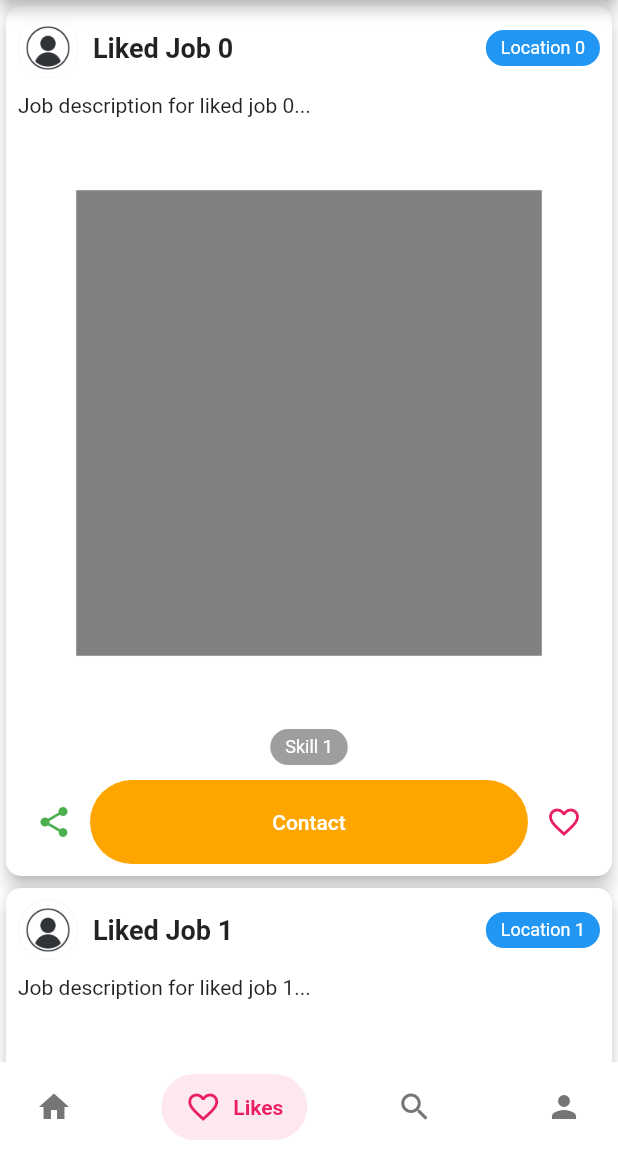
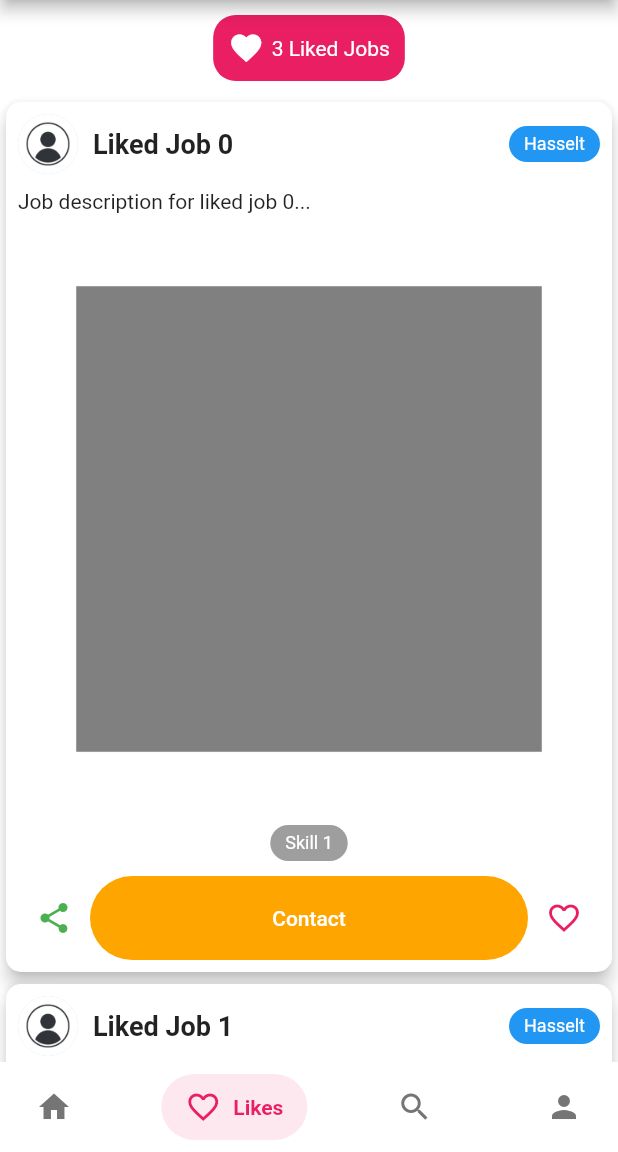
Before and after one commit to SwitchSkills/frontend, a Flutter app: the BottomNavBar screen opened directly, item 2 of the bottom bar chosen, on a phone screen of 412 x 824 dp, the part 84-1236 px from its top. Run offline on Flutter 3.47's test engine with Material 2 defaults, Android fonts, the phone set to English and light mode, and no system bars; drawn by our look-alikes of salomon_bottom_bar; our stand-ins replace flutter_svg.

Commit message:
before maps integration

```diff
--- a/switchskilss/lib/Screens/Feed/feed_screen.dart
+++ b/switchskilss/lib/Screens/Feed/feed_screen.dart
@@ -52,7 +52,7 @@ class MobileFeedScreen extends StatelessWidget {
               title: 'Job Title $index',
               description: 'Job description for job $index...',
               postImageUrl: 'assets/images/post_pic.png',
-              location: 'Location $index',
+              location: 'Hasselt',
               tags: tags,
               firstName: 'First Name $index',
               lastName: 'Last Name $index',
--- a/switchskilss/lib/Screens/Likes/likes_screen.dart
+++ b/switchskilss/lib/Screens/Likes/likes_screen.dart
@@ -2,6 +2,8 @@ import 'package:flutter/material.dart';
 import '../../components/background.dart';
 import '../../responsive.dart';
 import '../../components/job_post.dart';
+import '../../components/liked_jobs_counter.dart';
+
 
 class LikesScreen extends StatelessWidget {
   const LikesScreen({Key? key}) : super(key: key);
@@ -37,11 +39,15 @@ class MobileLikesScreen extends StatelessWidget {
 
   @override
   Widget build(BuildContext context) {
+    int JobCounter = 3;
     return Column(
       children: [
+        SizedBox(height: 10),
+        LikedJobsCounter(likedJobsCount: JobCounter),
+        SizedBox(height: 10),
         Expanded(
           child: ListView.builder(
-          itemCount: 2,
+            itemCount: JobCounter,
             itemBuilder: (context, index) {
               List<String> tags = [];
               if (index % 3 == 0) tags = ['Skill 1'];
@@ -53,7 +59,7 @@ class MobileLikesScreen extends StatelessWidget {
                 title: 'Liked Job $index',
                 description: 'Job description for liked job $index...',
                 postImageUrl: 'assets/images/post_pic.png',
-              location: 'Location $index',
+                location: 'Hasselt',
                 tags: tags,
                 firstName: 'First Name $index',
                 lastName: 'Last Name $index',
--- a/switchskilss/lib/components/job_post.dart
+++ b/switchskilss/lib/components/job_post.dart
@@ -1,4 +1,5 @@
 import 'package:flutter/material.dart';
+import 'package:url_launcher/url_launcher.dart';
 
 class JobPost extends StatelessWidget {
   final String profileImageUrl;
@@ -115,7 +116,7 @@ TableRow _createRow(String label, String value) {
             Row(
               children: [
                 GestureDetector(
-                    onTap: () => showProfileDialog(context), // Open dialog
+                    onTap: () => showProfileDialog(context),
                     child: CircleAvatar(
                       backgroundImage: AssetImage(profileImageUrl),
                     ),
@@ -131,7 +132,16 @@ TableRow _createRow(String label, String value) {
                     overflow: TextOverflow.ellipsis,
                   ),
                 ),
-                Container(
+                InkWell(
+                  onTap: () async {
+                    final url = 'https://www.google.com/maps/search/?api=1&query=${Uri.encodeComponent(location)}';
+                    if (await canLaunch(url)) {
+                      await launch(url);
+                    } else {
+                      throw 'Could not launch $url';
+                    }
+                  },
+                  child: Container(
                     padding: EdgeInsets.symmetric(horizontal: 10, vertical: 5),
                     decoration: BoxDecoration(
                       color: Colors.blue,
@@ -142,6 +152,7 @@ TableRow _createRow(String label, String value) {
                       style: TextStyle(
                         color: Colors.white,
                         fontSize: 12,
+                      ),
                     ),
                   ),
                 ),
--- /dev/null
+++ b/switchskilss/lib/components/liked_jobs_counter.dart
@@ -0,0 +1,38 @@
+import 'package:flutter/material.dart';
+
+class LikedJobsCounter extends StatelessWidget {
+  final int likedJobsCount;
+
+  const LikedJobsCounter({
+    Key? key,
+    required this.likedJobsCount,
+  }) : super(key: key);
+
+  @override
+  Widget build(BuildContext context) {
+    return Container(
+      padding: EdgeInsets.all(10),
+      decoration: BoxDecoration(
+        color: Colors.pink,
+        borderRadius: BorderRadius.circular(15),
+      ),
+      child: Row(
+        mainAxisSize: MainAxisSize.min,
+        children: [
+          Icon(
+            Icons.favorite,
+            color: Colors.white,
+          ),
+          SizedBox(width: 5),
+          Text(
+            '$likedJobsCount Liked Job${likedJobsCount == 1 ? "" : "s"}',
+            style: TextStyle(
+              color: Colors.white,
+              fontSize: 14,
+            ),
+          ),
+        ],
+      ),
+    );
+  }
+}
--- a/switchskilss/pubspec.yaml
+++ b/switchskilss/pubspec.yaml
@@ -25,6 +25,8 @@ dependencies:
   cupertino_icons: ^1.0.5
   flutter_svg: ^1.1.0
   salomon_bottom_bar: ^3.3.2
+  url_launcher: ^6.0.12
+
 
 
 
```
Also changed, not shown: switchskilss/pubspec.lock, 11 other files. Lines whose indentation alone changed are shown as unchanged.
